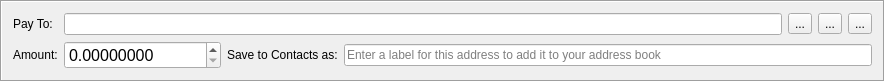
qwertycoin-org/qwertycoin-gui, file src/gui/ui/transferframe.ui: the form before one commit.
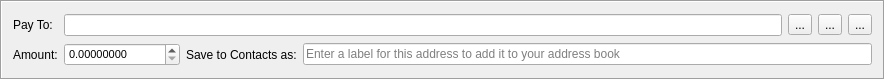
The form after the commit. Icons and pictures are not drawn.

Diff of the .ui file:
```diff
--- a/src/gui/ui/transferframe.ui
+++ b/src/gui/ui/transferframe.ui
@@ -91,7 +91,7 @@
     <widget class="QDoubleSpinBox" name="m_amountSpin">
      <property name="font">
       <font>
-       <pointsize>12</pointsize>
+       <pointsize>8</pointsize>
       </font>
      </property>
      <property name="cursor">
@@ -110,7 +110,7 @@
       <number>8</number>
      </property>
      <property name="maximum">
-      <double>9999999.99999899</double>
+      <double>1000000.00000000</double>
      </property>
     </widget>
    </item>
```
